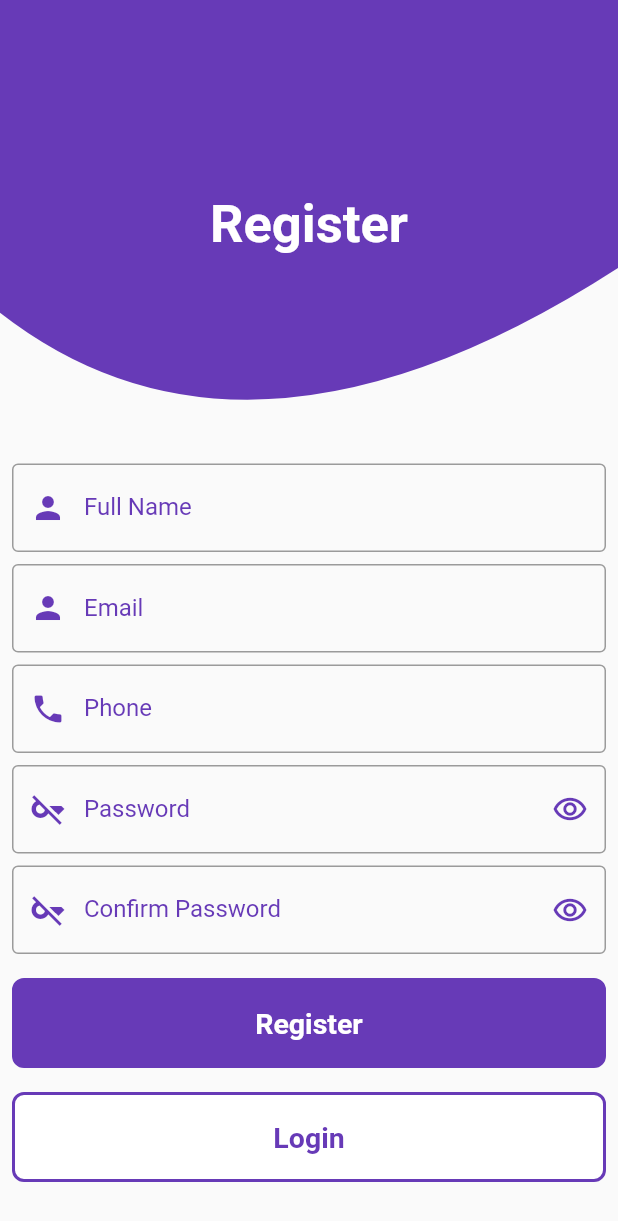
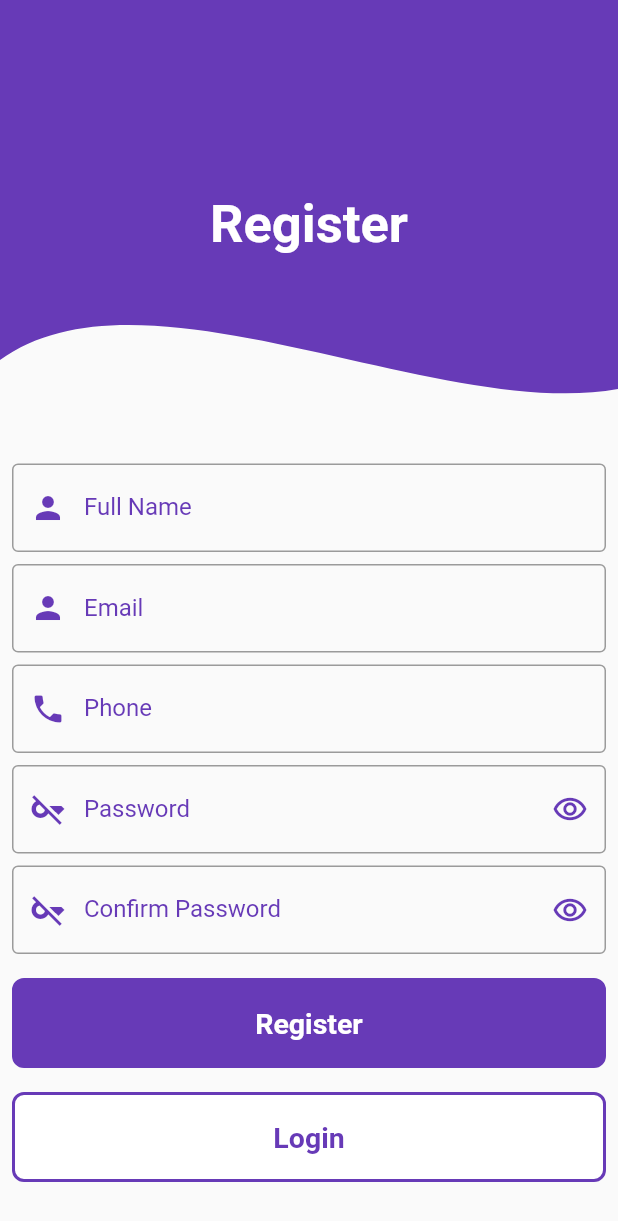
Before and after one commit to eslamelsayed858/login, a Flutter app: the screen it shows after launch, on a phone screen of 412 x 824 dp. Shown: the top 1221 px of the screen. Run offline on Flutter 3.47's test engine with Material 2 defaults, Android fonts, the phone set to English and light mode, and no system bars.

Commit message:
I have been modified custom clip

```diff
--- a/lib/custom_clip_path.dart
+++ b/lib/custom_clip_path.dart
@@ -3,20 +3,18 @@ import 'package:flutter/material.dart';
 class CustomClipPath extends CustomClipper<Path> {
   @override
   Path getClip(Size size) {
-    double w = size.width;
-    double h = size.height;
+    final path = Path();
+    path.lineTo(0, size.height / 1.25);
 
-    final path = Path();
-
-    path.moveTo(w - 600, h - 400);
-
-    path.quadraticBezierTo(
-      w / 10,
-      h + 270,
-      w + 200,
-      h / 20,
+    path.cubicTo(
+      size.width / 2 * 0.6,
+      size.height * 0.5,
+      size.width * 2 / 2,
+      size.height * 1.2,
+      size.width * 1.2,
+      size.height / 1.5,
     );
-
+    path.lineTo(size.width, 0);
     return path;
   }
 
```
Also changed, not shown: pubspec.yaml (+4 -12 lines), pubspec.lock.
